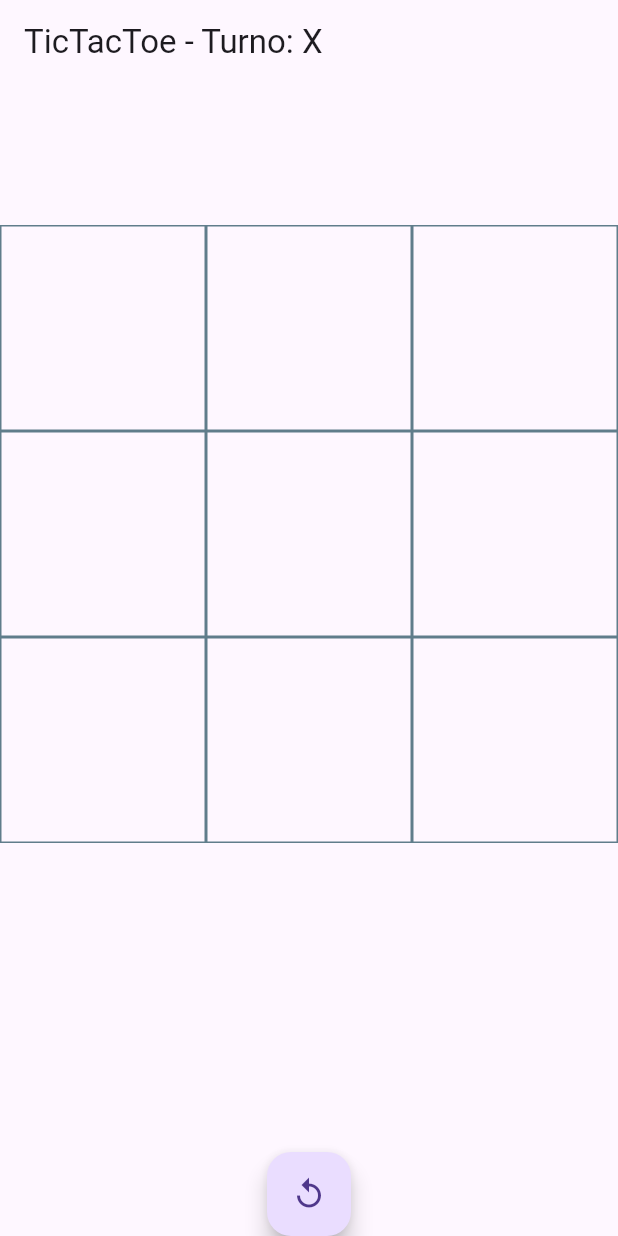
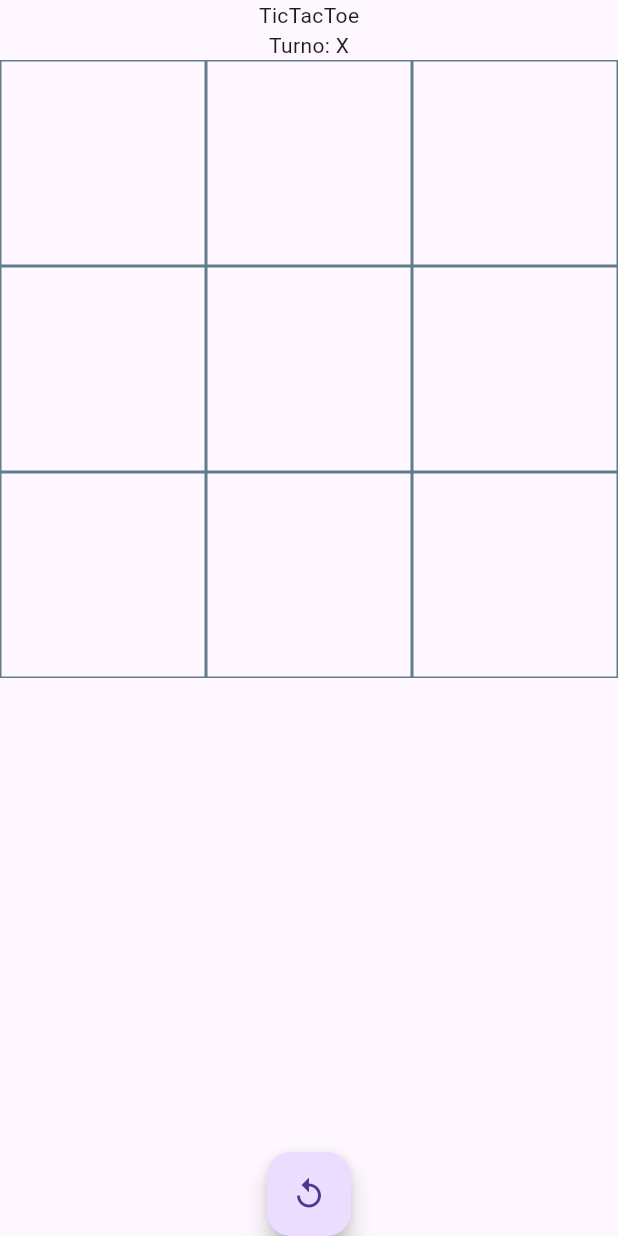
Before and after one commit to JimenaLeyva07/riverpod_tictactoe, a Flutter app: the screen it shows after launch, on a phone screen of 412 x 824 dp. Run offline on Flutter 3.47's test engine with Material 2 defaults, Android fonts, the light colour scheme and no system bars.

Commit message:
without appbar

```diff
--- a/lib/models/tictactoe_model.dart
+++ b/lib/models/tictactoe_model.dart
@@ -27,6 +27,8 @@ class TictactoeModel {
 
   void clearBoard() {
     _playedList = ['', '', '', '', '', '', '', '', ''];
+    _filledBoxes = 0;
+    _playerTurn = true;
   }
 
   void setFilledBoxes(int box) {
--- a/lib/ui/screens/my_home_page.dart
+++ b/lib/ui/screens/my_home_page.dart
@@ -3,7 +3,7 @@ import 'package:tictactoe_inheritedwidget/controllers/tictactoe_controller.dart'
 import 'package:tictactoe_inheritedwidget/models/tictactoe_model.dart';
 import 'package:tictactoe_inheritedwidget/ui/widgets/tictactoe_controller_widget.dart';
 
-import '../widgets/tictactoe_appbar_widget.dart';
+import '../widgets/tictactoe_title_widget.dart';
 import '../widgets/tictactoe_board_grid_widget.dart';
 
 class MyHomePage extends StatefulWidget {
@@ -31,16 +31,23 @@ class _MyHomePageState extends State<MyHomePage> {
     });
   }
 
+  void setPlayTurn(int index) {
+    setState(() {
+      tictactoeController.setPlayTurn(index);
+    });
+  }
+
   @override
   Widget build(BuildContext context) {
     return TictactoeControllerWidget(
       tictactoeController: tictactoeController,
-      playerTurn: 'Turno Jugador ${tictactoeController.playerTurn()}',
+      setPlayTurn: setPlayTurn,
+      filledBoxes: tictactoeController.tictactoeModel.filledBoxes,
       child: Scaffold(
-          appBar: const TictactoeAppbarWidget(),
           body: Column(
         mainAxisAlignment: MainAxisAlignment.center,
         children: [
+          const TictactoeTitleWidget(),
           const TictactoeBoardGridWidget(),
           FloatingActionButton(
               onPressed: () {
--- a/lib/ui/widgets/tictactoe_appbar_widget.dart
+++ /dev/null
@@ -1,19 +0,0 @@
-import 'package:flutter/material.dart';
-import 'package:tictactoe_inheritedwidget/ui/widgets/tictactoe_controller_widget.dart';
-
-class TictactoeAppbarWidget extends StatelessWidget with PreferredSizeWidget {
-  const TictactoeAppbarWidget({
-    Key? key,
-  }) : super(key: key);
-
-  @override
-  Widget build(BuildContext context) {
-    return AppBar(
-      title: Text(
-          'TicTacToe - Turno: ${TictactoeControllerWidget.of(context).tictactoeController.playerTurn()}'),
-    );
-  }
-
-  @override
-  Size get preferredSize => const Size(double.infinity, 150);
-}
--- a/lib/ui/widgets/tictactoe_controller_widget.dart
+++ b/lib/ui/widgets/tictactoe_controller_widget.dart
@@ -6,10 +6,12 @@ class TictactoeControllerWidget extends InheritedWidget {
       {super.key,
       required super.child,
       required this.tictactoeController,
-      required this.playerTurn});
+      required this.filledBoxes,
+      required this.setPlayTurn});
 
   final TictactoeController tictactoeController;
-  final String playerTurn;
+  final int filledBoxes;
+  final Function setPlayTurn;
 
   static TictactoeControllerWidget of(BuildContext context) {
     final TictactoeControllerWidget? result =
@@ -20,6 +22,9 @@ class TictactoeControllerWidget extends InheritedWidget {
 
   @override
   bool updateShouldNotify(TictactoeControllerWidget oldWidget) {
-    return oldWidget.playerTurn != playerTurn;
+    print(oldWidget.filledBoxes);
+    print('----');
+    print(filledBoxes);
+    return oldWidget.filledBoxes != filledBoxes;
   }
 }
--- /dev/null
+++ b/lib/ui/widgets/tictactoe_title_widget.dart
@@ -0,0 +1,17 @@
+import 'package:flutter/material.dart';
+import 'package:tictactoe_inheritedwidget/ui/widgets/tictactoe_controller_widget.dart';
+
+class TictactoeTitleWidget extends StatelessWidget {
+  const TictactoeTitleWidget({super.key});
+
+  @override
+  Widget build(BuildContext context) {
+    return Column(
+      children: [
+        const Text('TicTacToe'),
+        Text(
+            'Turno: ${TictactoeControllerWidget.of(context).tictactoeController.playerTurn()}'),
+      ],
+    );
+  }
+}
```
Also changed, not shown: lib/ui/widgets/tictactoe_board_grid_widget.dart (+3 -5 lines). Lines whose indentation alone changed are shown as unchanged.
